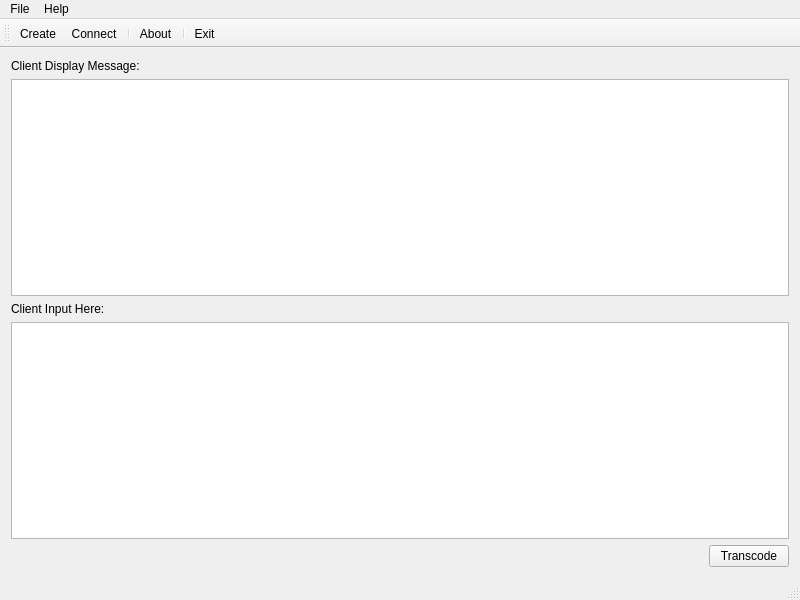
Old version of the form all/ffmpeg_wrapper/transcoder/transcoder_client/transcoder_client_frame.ui in the repository whitebrow2022/liveandlearn.
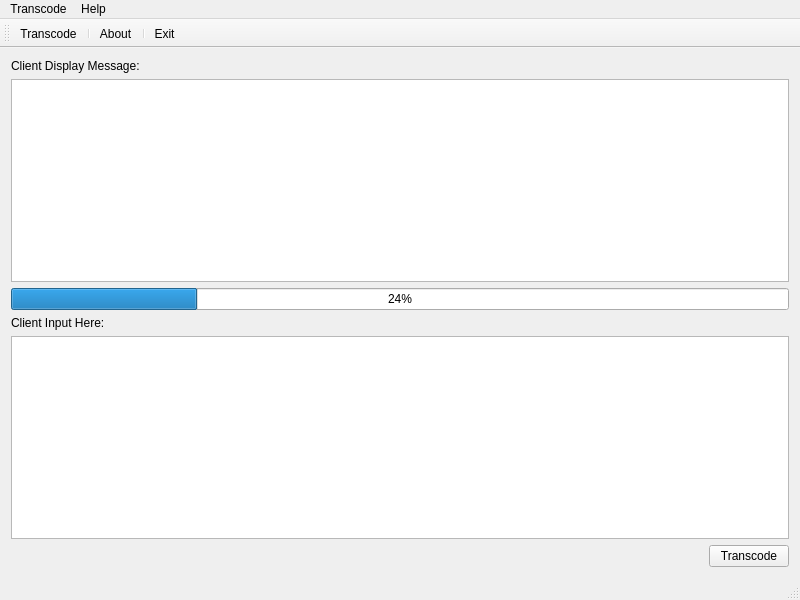
New version of the form. Icons and pictures are not drawn.

Commit message: feat: ffmpeg transcoder: progress

The edit to the form file:
```diff
--- a/all/ffmpeg_wrapper/transcoder/transcoder_client/transcoder_client_frame.ui
+++ b/all/ffmpeg_wrapper/transcoder/transcoder_client/transcoder_client_frame.ui
@@ -33,6 +33,13 @@
       </item>
      </layout>
     </item>
+    <item>
+     <widget class="QProgressBar" name="transcodeProgressBar">
+      <property name="value">
+       <number>24</number>
+      </property>
+     </widget>
+    </item>
     <item>
      <layout class="QVBoxLayout" name="inputLayout">
       <item>
@@ -45,7 +52,7 @@
       <item>
        <widget class="QTextEdit" name="inputEdit">
         <property name="readOnly">
-         <bool>false</bool>
+         <bool>true</bool>
         </property>
        </widget>
       </item>
@@ -88,10 +95,9 @@
    </property>
    <widget class="QMenu" name="menuFile">
     <property name="title">
-     <string>File</string>
+     <string>Transcode</string>
     </property>
-    <addaction name="actionCreate"/>
-    <addaction name="actionConnectToServer"/>
+    <addaction name="actionTranscode"/>
     <addaction name="separator"/>
     <addaction name="actionExit"/>
    </widget>
@@ -111,41 +117,28 @@
    <attribute name="toolBarBreak">
     <bool>false</bool>
    </attribute>
-   <addaction name="actionCreate"/>
-   <addaction name="actionConnectToServer"/>
+   <addaction name="actionTranscode"/>
    <addaction name="separator"/>
    <addaction name="actionAbout"/>
    <addaction name="separator"/>
    <addaction name="actionExit"/>
   </widget>
   <widget class="QStatusBar" name="statusbar"/>
-  <action name="actionCreate">
+  <action name="actionTranscode">
    <property name="icon">
     <iconset>
      <normaloff>:/images/create.png</normaloff>:/images/create.png</iconset>
    </property>
    <property name="text">
-    <string>Create</string>
+    <string>Transcode</string>
    </property>
    <property name="toolTip">
-    <string>Great creativity</string>
+    <string>Transcode Video</string>
    </property>
    <property name="shortcut">
     <string>Ctrl+N</string>
    </property>
   </action>
-  <action name="actionConnectToServer">
-   <property name="icon">
-    <iconset>
-     <normaloff>:/images/create.png</normaloff>:/images/create.png</iconset>
-   </property>
-   <property name="text">
-    <string>Connect</string>
-   </property>
-   <property name="toolTip">
-    <string>Connect to server</string>
-   </property>
-  </action>
   <action name="actionExit">
    <property name="icon">
     <iconset>
```
The commit also changes 12 other files.
